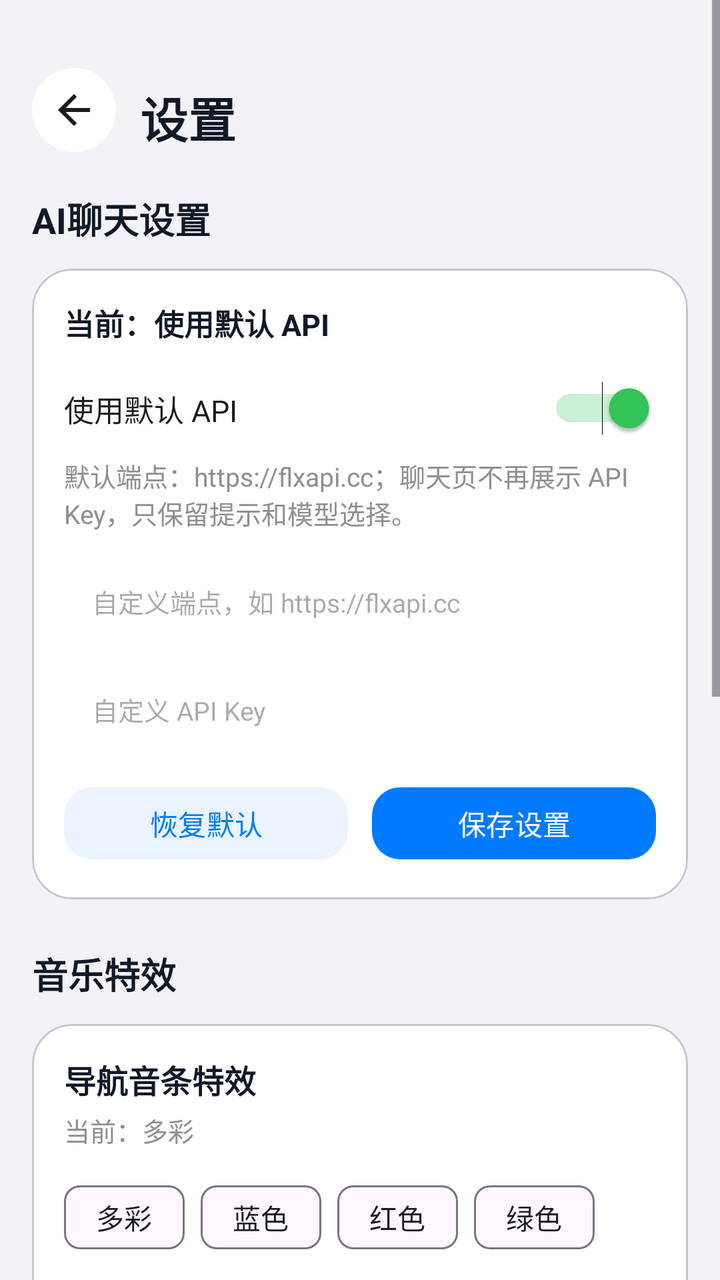
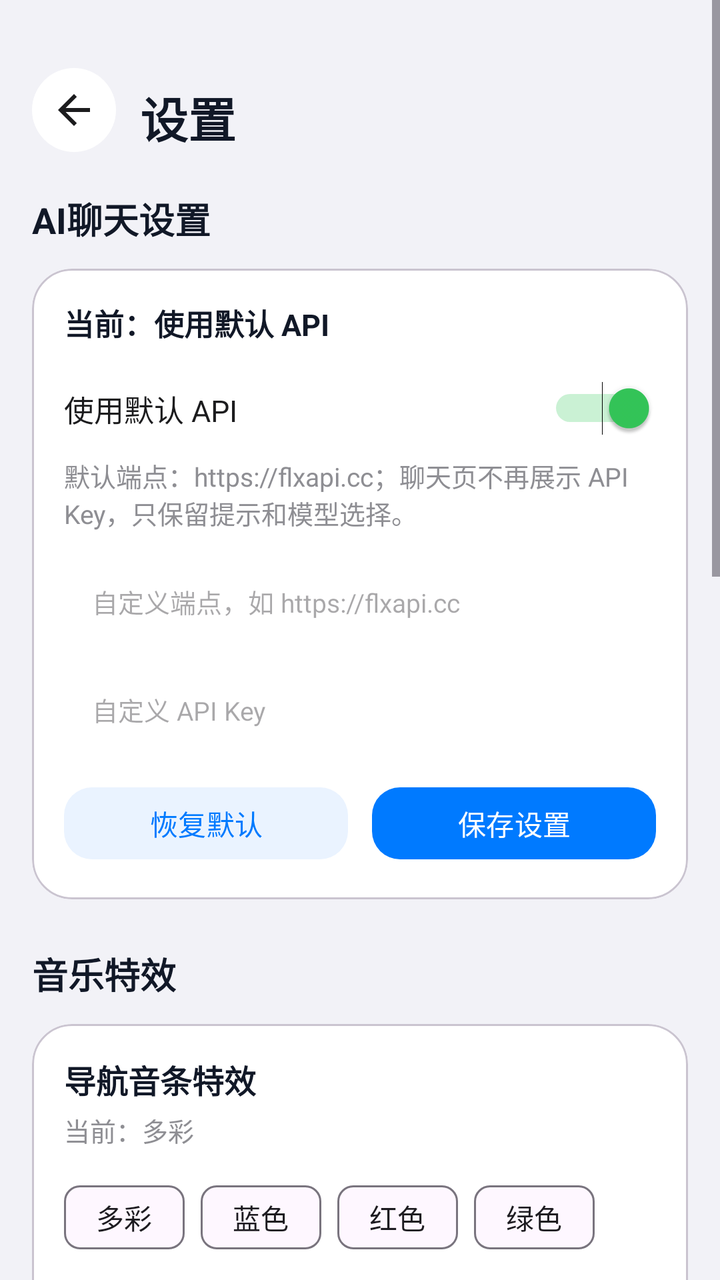

Compare the two renders of this Android layout. The source of the first and the diff that turns it into the second are given below.
<!-- AndroidManifest.xml: application theme Theme.YunoTools -->
<!-- res/layout/activity_settings.xml -->
<?xml version="1.0" encoding="utf-8"?>
<ScrollView xmlns:android="http://schemas.android.com/apk/res/android"
    xmlns:app="http://schemas.android.com/apk/res-auto"
    android:id="@+id/settingsRoot"
    android:layout_width="match_parent"
    android:layout_height="match_parent"
    android:background="#F2F2F7"
    android:fillViewport="true">

    <LinearLayout
        android:layout_width="match_parent"
        android:layout_height="wrap_content"
        android:orientation="vertical"
        android:paddingBottom="24dp">

        <LinearLayout
            android:layout_width="match_parent"
            android:layout_height="88dp"
            android:gravity="bottom|center_vertical"
            android:orientation="horizontal"
            android:paddingStart="16dp"
            android:paddingEnd="16dp"
            android:paddingBottom="12dp">

            <ImageButton
                android:id="@+id/btnBack"
                android:layout_width="42dp"
                android:layout_height="42dp"
                android:background="@drawable/bg_bottom_nav_capsule"
                android:padding="10dp"
                android:src="@drawable/ic_back"
                app:tint="#1C1C1E" />

            <TextView
                android:layout_width="0dp"
                android:layout_height="wrap_content"
                android:layout_marginStart="12dp"
                android:layout_weight="1"
                android:text="设置"
                android:textColor="#111827"
                android:textSize="24sp"
                android:textStyle="bold" />
        </LinearLayout>

        <LinearLayout
            android:layout_width="match_parent"
            android:layout_height="wrap_content"
            android:orientation="vertical"
            android:paddingStart="16dp"
            android:paddingEnd="16dp">

            <TextView
                android:layout_width="wrap_content"
                android:layout_height="wrap_content"
                android:layout_marginTop="8dp"
                android:text="AI聊天设置"
                android:textColor="#111827"
                android:textSize="18sp"
                android:textStyle="bold" />
            <com.google.android.material.card.MaterialCardView
                android:layout_width="match_parent"
                android:layout_height="wrap_content"
                android:layout_marginTop="12dp"
                app:cardBackgroundColor="#FFFFFF"
                app:cardCornerRadius="20dp"
                app:cardElevation="0dp">
                <LinearLayout
                    android:layout_width="match_parent"
                    android:layout_height="wrap_content"
                    android:orientation="vertical"
                    android:padding="16dp">
                    <TextView
                        android:id="@+id/tvApiMode"
                        android:layout_width="match_parent"
                        android:layout_height="wrap_content"
                        android:text="当前：使用默认 API"
                        android:textColor="#111827"
                        android:textSize="15sp"
                        android:textStyle="bold" />
                    <LinearLayout
                        android:layout_width="match_parent"
                        android:layout_height="48dp"
                        android:layout_marginTop="8dp"
                        android:gravity="center_vertical"
                        android:orientation="horizontal">
                        <TextView
                            android:layout_width="0dp"
                            android:layout_height="wrap_content"
                            android:layout_weight="1"
                            android:text="使用默认 API"
                            android:textColor="#1C1C1E"
                            android:textSize="15sp" />
                        <Switch
                            android:id="@+id/switchDefaultApi"
                            android:layout_width="wrap_content"
                            android:layout_height="wrap_content"
                            android:checked="true" />
                    </LinearLayout>
                    <TextView
                        android:layout_width="match_parent"
                        android:layout_height="wrap_content"
                        android:text="默认端点：https://flxapi.cc；聊天页不再展示 API Key，只保留提示和模型选择。"
                        android:textColor="#8E8E93"
                        android:textSize="13sp" />
                    <LinearLayout
                        android:id="@+id/customApiPanel"
                        android:layout_width="match_parent"
                        android:layout_height="wrap_content"
                        android:layout_marginTop="12dp"
                        android:orientation="vertical">
                        <EditText
                            android:id="@+id/etAiEndpoint"
                            android:layout_width="match_parent"
                            android:layout_height="46dp"
                            android:background="@drawable/bg_input_round"
                            android:hint="自定义端点，如 https://flxapi.cc"
                            android:paddingHorizontal="14dp"
                            android:singleLine="true"
                            android:textSize="13sp" />
                        <EditText
                            android:id="@+id/etAiApiKey"
                            android:layout_width="match_parent"
                            android:layout_height="46dp"
                            android:layout_marginTop="8dp"
                            android:background="@drawable/bg_input_round"
                            android:hint="自定义 API Key"
                            android:paddingHorizontal="14dp"
                            android:singleLine="true"
                            android:textSize="13sp" />
                    </LinearLayout>
                    <LinearLayout
                        android:layout_width="match_parent"
                        android:layout_height="wrap_content"
                        android:layout_marginTop="12dp"
                        android:orientation="horizontal">
                        <com.google.android.material.button.MaterialButton
                            android:id="@+id/btnResetAiSettings"
                            android:layout_width="0dp"
                            android:layout_height="44dp"
                            android:layout_marginEnd="6dp"
                            android:layout_weight="1"
                            android:text="恢复默认"
                            android:textColor="#007AFF"
                            app:backgroundTint="#EAF3FF"
                            app:cornerRadius="14dp" />
                        <com.google.android.material.button.MaterialButton
                            android:id="@+id/btnSaveAiSettings"
                            android:layout_width="0dp"
                            android:layout_height="44dp"
                            android:layout_marginStart="6dp"
                            android:layout_weight="1"
                            android:text="保存设置"
                            android:textColor="@android:color/white"
                            app:backgroundTint="#007AFF"
                            app:cornerRadius="14dp" />
                    </LinearLayout>
                </LinearLayout>
            </com.google.android.material.card.MaterialCardView>

            <TextView
                android:layout_width="wrap_content"
                android:layout_height="wrap_content"
                android:layout_marginTop="24dp"
                android:text="音乐特效"
                android:textColor="#111827"
                android:textSize="18sp"
                android:textStyle="bold" />

            <com.google.android.material.card.MaterialCardView
                android:layout_width="match_parent"
                android:layout_height="wrap_content"
                android:layout_marginTop="12dp"
                app:cardBackgroundColor="#FFFFFF"
                app:cardCornerRadius="20dp"
                app:cardElevation="0dp">

                <LinearLayout
                    android:layout_width="match_parent"
                    android:layout_height="wrap_content"
                    android:orientation="vertical"
                    android:padding="16dp">

                    <TextView
                        android:layout_width="match_parent"
                        android:layout_height="wrap_content"
                        android:text="导航音条特效"
                        android:textColor="#111827"
                        android:textSize="16sp"
                        android:textStyle="bold" />

                    <TextView
                        android:id="@+id/tvMusicBarState"
                        android:layout_width="match_parent"
                        android:layout_height="wrap_content"
                        android:layout_marginTop="4dp"
                        android:text="当前：多彩"
                        android:textColor="#8E8E93"
                        android:textSize="13sp" />

                    <com.google.android.material.chip.ChipGroup
                        android:id="@+id/chipMusicBarStyle"
                        android:layout_width="match_parent"
                        android:layout_height="wrap_content"
                        android:layout_marginTop="10dp"
                        app:singleSelection="true">

                        <com.google.android.material.chip.Chip android:id="@+id/chipMusicBarMulti" android:layout_width="wrap_content" android:layout_height="wrap_content" android:text="多彩" android:checkable="true" />
                        <com.google.android.material.chip.Chip android:id="@+id/chipMusicBarBlue" android:layout_width="wrap_content" android:layout_height="wrap_content" android:text="蓝色" android:checkable="true" />
                        <com.google.android.material.chip.Chip android:id="@+id/chipMusicBarRed" android:layout_width="wrap_content" android:layout_height="wrap_content" android:text="红色" android:checkable="true" />
                        <com.google.android.material.chip.Chip android:id="@+id/chipMusicBarGreen" android:layout_width="wrap_content" android:layout_height="wrap_content" android:text="绿色" android:checkable="true" />
                        <com.google.android.material.chip.Chip android:id="@+id/chipMusicBarPurple" android:layout_width="wrap_content" android:layout_height="wrap_content" android:text="紫色" android:checkable="true" />
                    </com.google.android.material.chip.ChipGroup>

                    <TextView
                        android:layout_width="match_parent"
                        android:layout_height="wrap_content"
                        android:layout_marginTop="14dp"
                        android:text="导航频谱样式"
                        android:textColor="#111827"
                        android:textSize="16sp"
                        android:textStyle="bold" />

                    <TextView
                        android:id="@+id/tvMusicSpectrumState"
                        android:layout_width="match_parent"
                        android:layout_height="wrap_content"
                        android:layout_marginTop="4dp"
                        android:text="当前：唱片包裹"
                        android:textColor="#8E8E93"
                        android:textSize="13sp" />

                    <com.google.android.material.chip.ChipGroup
                        android:id="@+id/chipMusicSpectrumStyle"
                        android:layout_width="match_parent"
                        android:layout_height="wrap_content"
                        android:layout_marginTop="10dp"
                        app:singleSelection="true">

                        <com.google.android.material.chip.Chip android:id="@+id/chipMusicSpectrumMirror" android:layout_width="wrap_content" android:layout_height="wrap_content" android:text="唱片包裹" android:checkable="true" />
                        <com.google.android.material.chip.Chip android:id="@+id/chipMusicSpectrumUp" android:layout_width="wrap_content" android:layout_height="wrap_content" android:text="仅向上" android:checkable="true" />
                        <com.google.android.material.chip.Chip android:id="@+id/chipMusicSpectrumWave" android:layout_width="wrap_content" android:layout_height="wrap_content" android:text="光波线条" android:checkable="true" />
                    </com.google.android.material.chip.ChipGroup>

                    <View
                        android:layout_width="match_parent"
                        android:layout_height="1dp"
                        android:layout_marginTop="14dp"
                        android:background="#EEF0F4" />

                    <TextView
                        android:layout_width="match_parent"
                        android:layout_height="wrap_content"
                        android:layout_marginTop="14dp"
                        android:text="歌词流动颜色"
                        android:textColor="#111827"
                        android:textSize="16sp"
                        android:textStyle="bold" />

                    <TextView
                        android:id="@+id/tvLyricHighlightState"
                        android:layout_width="match_parent"
                        android:layout_height="wrap_content"
                        android:layout_marginTop="4dp"
                        android:text="当前：蓝色"
                        android:textColor="#8E8E93"
                        android:textSize="13sp" />

                    <com.google.android.material.chip.ChipGroup
                        android:id="@+id/chipLyricHighlightStyle"
                        android:layout_width="match_parent"
                        android:layout_height="wrap_content"
                        android:layout_marginTop="10dp"
                        app:singleSelection="true">

                        <com.google.android.material.chip.Chip android:id="@+id/chipLyricHighlightBlue" android:layout_width="wrap_content" android:layout_height="wrap_content" android:text="蓝色" android:checkable="true" />
                        <com.google.android.material.chip.Chip android:id="@+id/chipLyricHighlightRed" android:layout_width="wrap_content" android:layout_height="wrap_content" android:text="红色" android:checkable="true" />
                        <com.google.android.material.chip.Chip android:id="@+id/chipLyricHighlightGreen" android:layout_width="wrap_content" android:layout_height="wrap_content" android:text="绿色" android:checkable="true" />
                        <com.google.android.material.chip.Chip android:id="@+id/chipLyricHighlightPurple" android:layout_width="wrap_content" android:layout_height="wrap_content" android:text="紫色" android:checkable="true" />
                        <com.google.android.material.chip.Chip android:id="@+id/chipLyricHighlightOrange" android:layout_width="wrap_content" android:layout_height="wrap_content" android:text="橙色" android:checkable="true" />
                    </com.google.android.material.chip.ChipGroup>
                </LinearLayout>
            </com.google.android.material.card.MaterialCardView>

            <TextView
                android:layout_width="wrap_content"
                android:layout_height="wrap_content"
                android:layout_marginTop="24dp"
                android:text="主题"
                android:textColor="#111827"
                android:textSize="18sp"
                android:textStyle="bold" />

            <com.google.android.material.card.MaterialCardView
                android:id="@+id/cardThemeSettings"
                android:layout_width="match_parent"
                android:layout_height="76dp"
                android:layout_marginTop="12dp"
                android:foreground="?attr/selectableItemBackground"
                app:cardBackgroundColor="#FFFFFF"
                app:cardCornerRadius="20dp"
                app:cardElevation="0dp">

                <LinearLayout
                    android:layout_width="match_parent"
                    android:layout_height="match_parent"
                    android:gravity="center_vertical"
                    android:orientation="horizontal"
                    android:paddingHorizontal="16dp">

                    <LinearLayout
                        android:layout_width="0dp"
                        android:layout_height="wrap_content"
                        android:layout_weight="1"
                        android:orientation="vertical">

                        <TextView
                            android:layout_width="match_parent"
                            android:layout_height="wrap_content"
                            android:text="主题功能页"
                            android:textColor="#111827"
                            android:textSize="16sp"
                            android:textStyle="bold" />

                        <TextView
                            android:id="@+id/tvCurrentTheme"
                            android:layout_width="match_parent"
                            android:layout_height="wrap_content"
                            android:layout_marginTop="3dp"
                            android:text="当前：默认主题"
                            android:textColor="#8E8E93"
                            android:textSize="13sp" />
                    </LinearLayout>

                    <TextView
                        android:layout_width="wrap_content"
                        android:layout_height="wrap_content"
                        android:text="进入"
                        android:textColor="#8E8E93"
                        android:textSize="14sp" />
                </LinearLayout>
            </com.google.android.material.card.MaterialCardView>
        </LinearLayout>
    </LinearLayout>
</ScrollView>
<!-- resources referenced by this layout -->
<resources>
  <!-- drawable bg_bottom_nav_capsule (drawable) -->
  <?xml version="1.0" encoding="utf-8"?>
  <shape xmlns:android="http://schemas.android.com/apk/res/android" android:shape="rectangle">
      <solid android:color="@android:color/white" />
      <corners android:radius="28dp" />
  </shape>
  <!-- drawable bg_input_round (drawable) -->
  <shape xmlns:android="http://schemas.android.com/apk/res/android"><solid android:color="#FFFFFF"/><corners android:radius="14dp"/></shape>
  <!-- drawable ic_back (drawable) -->
  <vector xmlns:android="http://schemas.android.com/apk/res/android"
      android:width="24dp"
      android:height="24dp"
      android:viewportWidth="24"
      android:viewportHeight="24">
      <path
          android:fillColor="#000000"
          android:pathData="M20,11H7.83l5.59,-5.59L12,4l-8,8 8,8 1.41,-1.41L7.83,13H20v-2z" />
  </vector>
  <style name="Theme.YunoTools" parent="Theme.Material3.Light.NoActionBar">
          <item name="colorPrimary">@color/primary</item>
          <item name="colorPrimaryDark">@color/primary_dark</item>
          <item name="colorAccent">@color/accent</item>
          <item name="android:statusBarColor">#F2F2F7</item>
          <item name="android:windowLightStatusBar">true</item>
          <item name="android:navigationBarColor">@android:color/white</item>
          <item name="android:windowLightNavigationBar">true</item>
      </style>
  <color name="primary">#007AFF</color>
  <color name="primary_dark">#0062CC</color>
  <color name="accent">#34C759</color>
</resources>

<!-- the commit's change to res/layout/activity_settings.xml (unified diff, before → after) -->
@@ -285,6 +285,66 @@
                 android:layout_width="wrap_content"
                 android:layout_height="wrap_content"
                 android:layout_marginTop="24dp"
+                android:text="软件更新"
+                android:textColor="#111827"
+                android:textSize="18sp"
+                android:textStyle="bold" />
+
+            <com.google.android.material.card.MaterialCardView
+                android:layout_width="match_parent"
+                android:layout_height="wrap_content"
+                android:layout_marginTop="12dp"
+                app:cardBackgroundColor="#FFFFFF"
+                app:cardCornerRadius="20dp"
+                app:cardElevation="0dp">
+
+                <LinearLayout
+                    android:layout_width="match_parent"
+                    android:layout_height="wrap_content"
+                    android:orientation="vertical"
+                    android:padding="16dp">
+
+                    <TextView
+                        android:layout_width="match_parent"
+                        android:layout_height="wrap_content"
+                        android:text="检查更新"
+                        android:textColor="#111827"
+                        android:textSize="16sp"
+                        android:textStyle="bold" />
+
+                    <TextView
+                        android:id="@+id/tvUpdateState"
+                        android:layout_width="match_parent"
+                        android:layout_height="wrap_content"
+                        android:layout_marginTop="5dp"
+                        android:text="当前版本："
+                        android:textColor="#8E8E93"
+                        android:textSize="13sp" />
+
+                    <TextView
+                        android:layout_width="match_parent"
+                        android:layout_height="wrap_content"
+                        android:layout_marginTop="8dp"
+                        android:text="点击后会在软件后台读取更新目录，识别是否存在更高版本 APK，不会跳转到浏览器或其他页面。"
+                        android:textColor="#8E8E93"
+                        android:textSize="13sp" />
+
+                    <com.google.android.material.button.MaterialButton
+                        android:id="@+id/btnCheckUpdate"
+                        android:layout_width="match_parent"
+                        android:layout_height="46dp"
+                        android:layout_marginTop="12dp"
+                        android:text="检查更新"
+                        android:textColor="@android:color/white"
+                        app:backgroundTint="#007AFF"
+                        app:cornerRadius="14dp" />
+                </LinearLayout>
+            </com.google.android.material.card.MaterialCardView>
+
+            <TextView
+                android:layout_width="wrap_content"
+                android:layout_height="wrap_content"
+                android:layout_marginTop="24dp"
                 android:text="主题"
                 android:textColor="#111827"
                 android:textSize="18sp"
